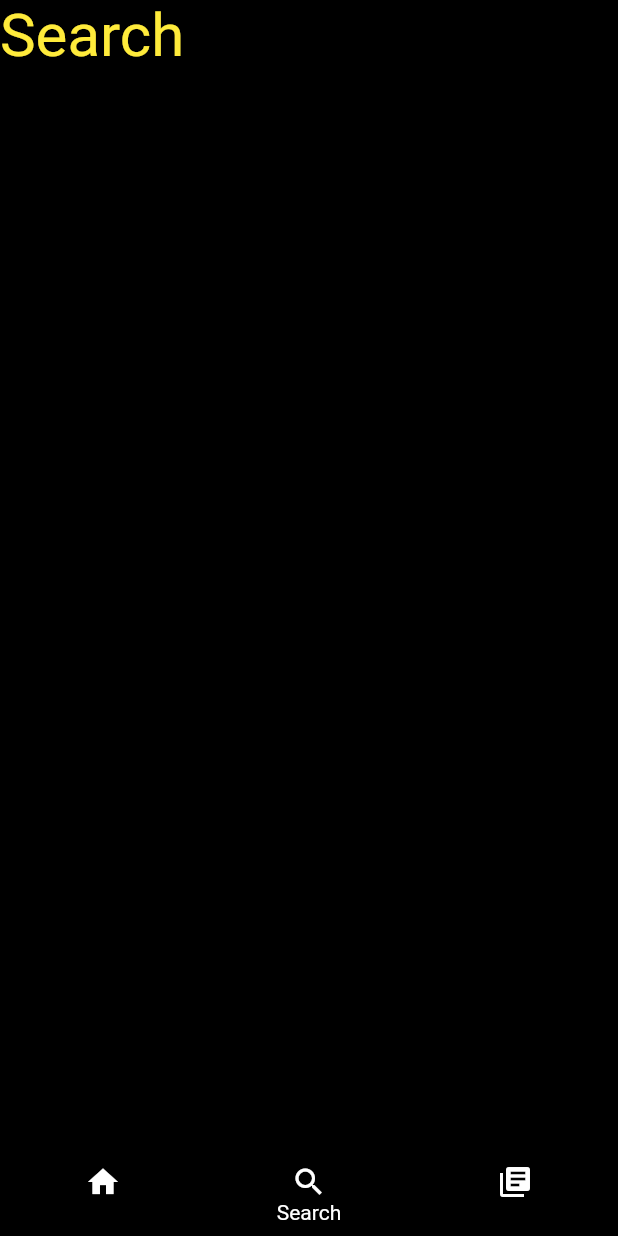
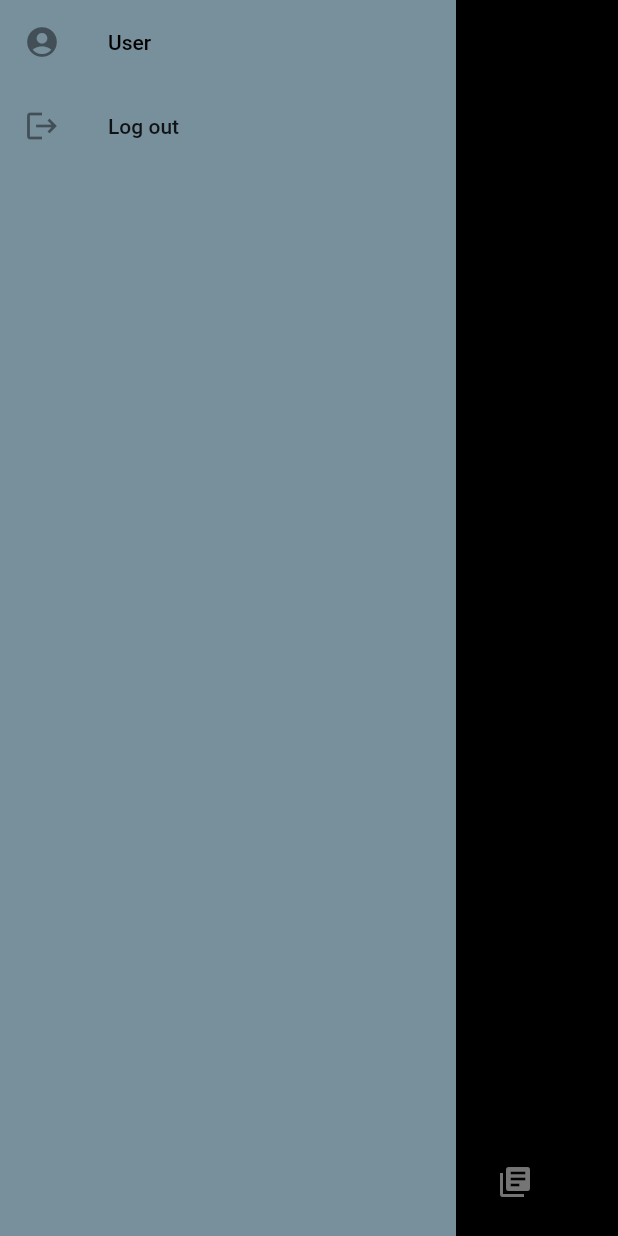
Before and after one commit to TiensNguyenx/MusicFlutter, a Flutter app: the screen it shows after launch, item 2 of the bottom bar chosen, with the side drawer open (before the commit the screen has no drawer), on a phone screen of 412 x 824 dp. Run offline on Flutter 3.47's test engine with Material 2 defaults, Android fonts, the phone set to English and light mode, and no system bars; our stand-ins replace audioplayers; network calls fail.

```diff
--- a/lib/screens/app.dart
+++ b/lib/screens/app.dart
@@ -14,9 +14,10 @@ class MyApp extends StatefulWidget {
   _MyAppState createState() => _MyAppState();
 }
 
-class _MyAppState extends State<MyApp> {
+class _MyAppState extends State<MyApp> with TickerProviderStateMixin {
   List<Music> musicList = MusicOperations.getMusic();
   AudioPlayer _audioPlayer = new AudioPlayer();
+
   Duration duration = Duration.zero;
   Duration position = Duration.zero;
   String formatTime(int seconds) {
@@ -55,10 +56,12 @@ class _MyAppState extends State<MyApp> {
               mainAxisAlignment: MainAxisAlignment.spaceBetween,
               mainAxisSize: MainAxisSize.min,
               children: [
-                Container(
-                    width: 130,
-                    height: 50,
+                ClipOval(
+                  child: Container(
+                      width: 80,
+                      height: 80,
                       child: Image.network(music.image, fit: BoxFit.cover)),
+                ),
                 Container(
                   padding: EdgeInsets.only(left: 10),
                   width: 150,
@@ -164,6 +167,7 @@ void dispose(){
   @override
   initState() {
     super.initState();
+
     _audioPlayer.onPlayerStateChanged.listen((state) {
       setState(() {
         isPlaying = state == PlayerState.playing;
@@ -191,6 +195,28 @@ void dispose(){
   @override
   Widget build(BuildContext context) {
     return Scaffold(
+      drawer: Drawer(
+        backgroundColor: Colors.blueGrey.shade400,
+        child: ListView(
+          children: [
+            ListTile(
+              title: Text('User'),textColor: Colors.black,
+              leading: Icon(
+                Icons.account_circle,
+              ),
+              onTap: (){},
+            ),
+            ListTile(
+              title: Text('Log out'),
+              leading: Icon(
+                Icons.logout,
+              ),
+
+              onTap: (){},
+            )
+          ],
+        ),
+      ),
       body: Tabs[currentTabIndex],
       backgroundColor: Colors.black,
       bottomNavigationBar: Column(
--- a/lib/screens/home.dart
+++ b/lib/screens/home.dart
@@ -107,10 +107,7 @@ class Home extends StatelessWidget {
       backgroundColor: Colors.transparent,
       elevation: 0.0,
       title: Text(message),
-      actions: [
-        Padding(
-            padding: EdgeInsets.only(right: 10), child: Icon(Icons.logout))
-      ],
+
     );
   }
 
--- a/pubspec.yaml
+++ b/pubspec.yaml
@@ -35,7 +35,7 @@ dependencies:
   # The following adds the Cupertino Icons font to your application.
   # Use with the CupertinoIcons class for iOS style icons.
 
-  audioplayers: ^2.0.0
+  audioplayers: ^5.2.1
 
 dev_dependencies:
   flutter_test:
```
Also changed, not shown: pubspec.lock. Lines whose indentation alone changed are shown as unchanged.
